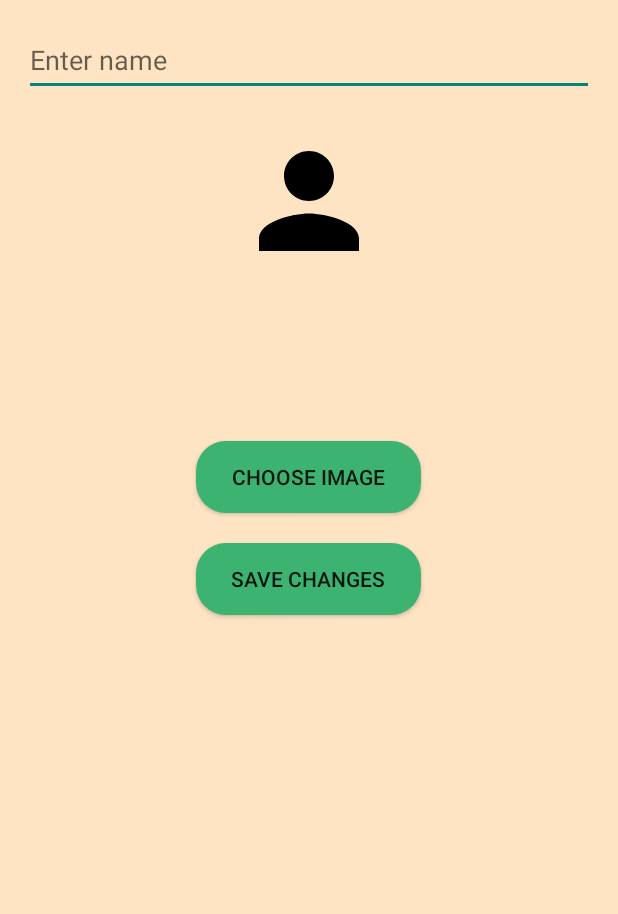
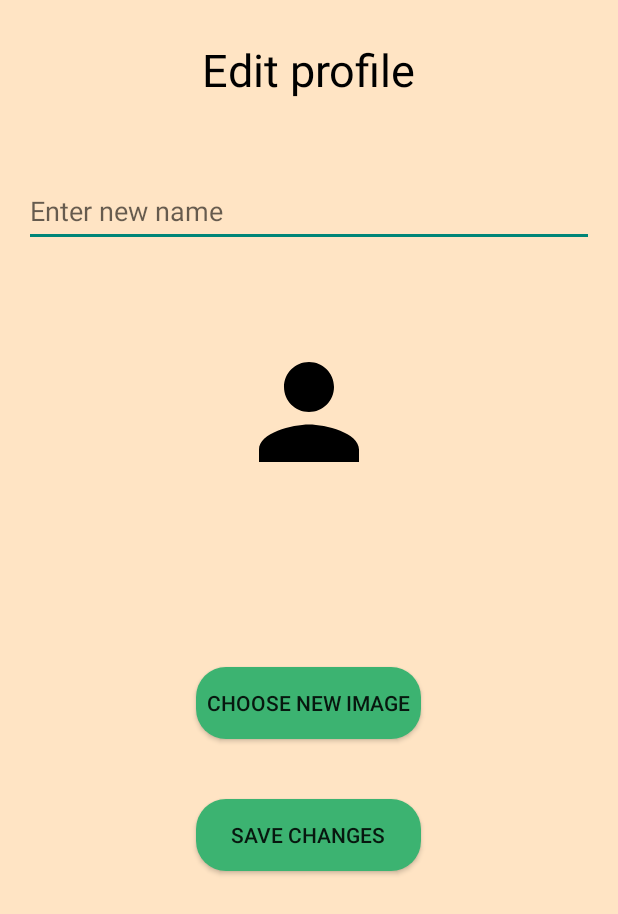
Before and after one commit to GabrielaBujor/Equation-Enigma, an Android app: the EditProfileActivity screen opened directly, with no data from a screen before it, on a phone screen of 412 x 824 dp. Shown: the top 914 px of the screen. Run offline under Robolectric (Android 15) with nearby library versions, the phone set to English and light mode, and no system bars; our stand-ins replace Firebase (no records; nobody signed in at launch, a user with empty details on screens opened directly).

Commit message:
Added user profile logic v6

```diff
--- a/app/src/main/res/layout/activity_edit_profile.xml
+++ b/app/src/main/res/layout/activity_edit_profile.xml
@@ -8,12 +8,21 @@
     android:background="@drawable/background"
     android:gravity="center_horizontal">
 
+    <TextView
+        android:layout_width="wrap_content"
+        android:layout_height="wrap_content"
+        android:text="Edit profile"
+        android:textSize="30dp"
+        android:textColor="@color/black"
+        android:layout_marginTop="10dp"/>
+
     <EditText
         android:id="@+id/editTextName"
         android:layout_width="match_parent"
         android:layout_height="wrap_content"
-        android:hint="Enter name"
+        android:hint="Enter new name"
         android:inputType="textPersonName"
+        android:layout_marginTop="50dp"
         android:minHeight="48dp" />
 
     <ImageView
@@ -21,22 +30,22 @@
         android:layout_width="100dp"
         android:layout_height="100dp"
         android:layout_gravity="center"
-        android:layout_marginTop="20dp"
+        android:layout_marginTop="60dp"
         android:src="@drawable/baseline_person_24" />
 
     <Button
         android:id="@+id/buttonChooseImage"
         android:layout_width="150dp"
         android:layout_height="wrap_content"
-        android:layout_marginTop="110dp"
-        android:text="Choose Image"
+        android:layout_marginTop="120dp"
+        android:text="Choose new Image"
         android:background="@drawable/rounded_button"/>
 
     <Button
         android:id="@+id/buttonSave"
         android:layout_width="150dp"
         android:layout_height="wrap_content"
-        android:layout_marginTop="20dp"
+        android:layout_marginTop="40dp"
         android:text="Save Changes"
         android:background="@drawable/rounded_button"/>
 
```
